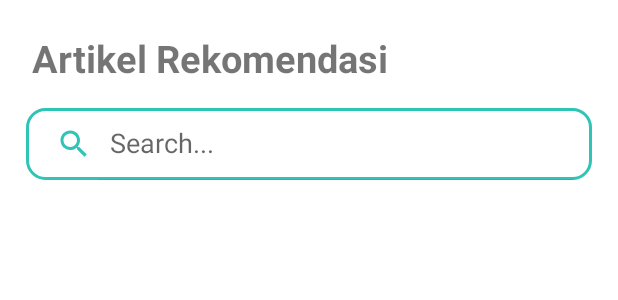
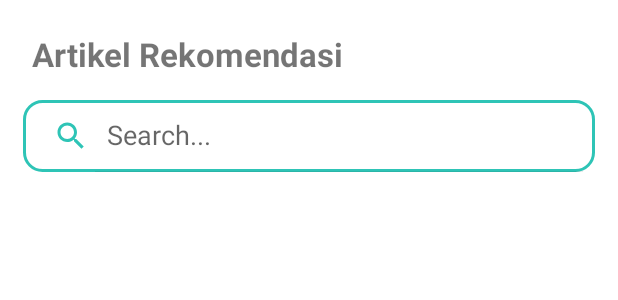
Before and after one commit to AuliyaIkhsanaNasution/FatTrack, an Android app: the layout fragment_article.xml on its own in the app's theme, with its tools: preview values and no code run, on a phone screen of 412 x 824 dp. Shown: the top 300 px of the screen. Run offline under Robolectric (Android 15) with nearby library versions, the phone set to English and light mode, and no system bars.

Commit message:
add: article

```diff
--- a/app/src/main/res/layout/fragment_article.xml
+++ b/app/src/main/res/layout/fragment_article.xml
@@ -18,7 +18,7 @@
             app:layout_constraintBottom_toTopOf="@id/search"
             android:text="@string/article"
             android:layout_margin="16dp"
-            android:textSize="25sp"
+            android:textSize="22sp"
             android:textStyle="bold"
             />
 
@@ -28,8 +28,8 @@
             android:layout_width="match_parent"
             android:layout_height="wrap_content"
             app:iconifiedByDefault="false"
-            android:layout_marginStart="12dp"
-            android:layout_marginEnd="12dp"
+            android:layout_marginStart="10dp"
+            android:layout_marginEnd="10dp"
             app:searchHintIcon="@null"
             app:queryHint="Search..."
             android:focusable="false"
@@ -43,11 +43,12 @@
 <androidx.recyclerview.widget.RecyclerView
     android:id="@+id/rv_article"
     android:layout_width="match_parent"
-    android:layout_height="match_parent"
-    android:layout_margin="10dp"
+    android:layout_height="wrap_content"
+    android:layout_margin="8dp"
     app:layout_constraintTop_toBottomOf="@id/search"
     app:layout_constraintStart_toStartOf="parent"
     app:layout_constraintEnd_toEndOf="parent"
+    android:paddingBottom="120dp"
     />
 
     </androidx.constraintlayout.widget.ConstraintLayout>
--- a/app/src/main/res/values/strings.xml
+++ b/app/src/main/res/values/strings.xml
@@ -58,7 +58,7 @@
         <item>https://bunda.co.id/wp-content/uploads/2022/03/Bunda-43-e1672666971487.jpg.webp</item>
         <item>https://bunda.co.id/wp-content/uploads/2021/12/Medical-Check-Up-Berkala-untuk-Kesehatan-Anda-RS-Bunda-Group-e1672654412510.jpg.webp</item>
         <item>https://bunda.co.id/wp-content/uploads/2022/06/senam-hamil-RSIA-Bunda-Jakarta-e1672631094881.jpeg.webp</item>
-        <item>https://bunda.co.id/wp–content/uploads/2022/05/Bunda–3–1-e1672648428890.png.webp</item>
+        <item>https://cdn0-production-images-kly.akamaized.net/yuypGi501Xh2RxfXg0FMezMOB-g=/200x200/smart/filters:quality(75):strip_icc():format(webp)/kly-media-production/medias/4978254/original/004426900_1729731635-IMG_0675.jpeg</item>
         <item>https://bunda.co.id/wp-content/uploads/2022/04/Bunda-83-e1672648360426.jpg</item>
     </string-array>
 
```
Also changed, not shown: app/src/main/res/layout/item_article.xml (+18 -10 lines).
